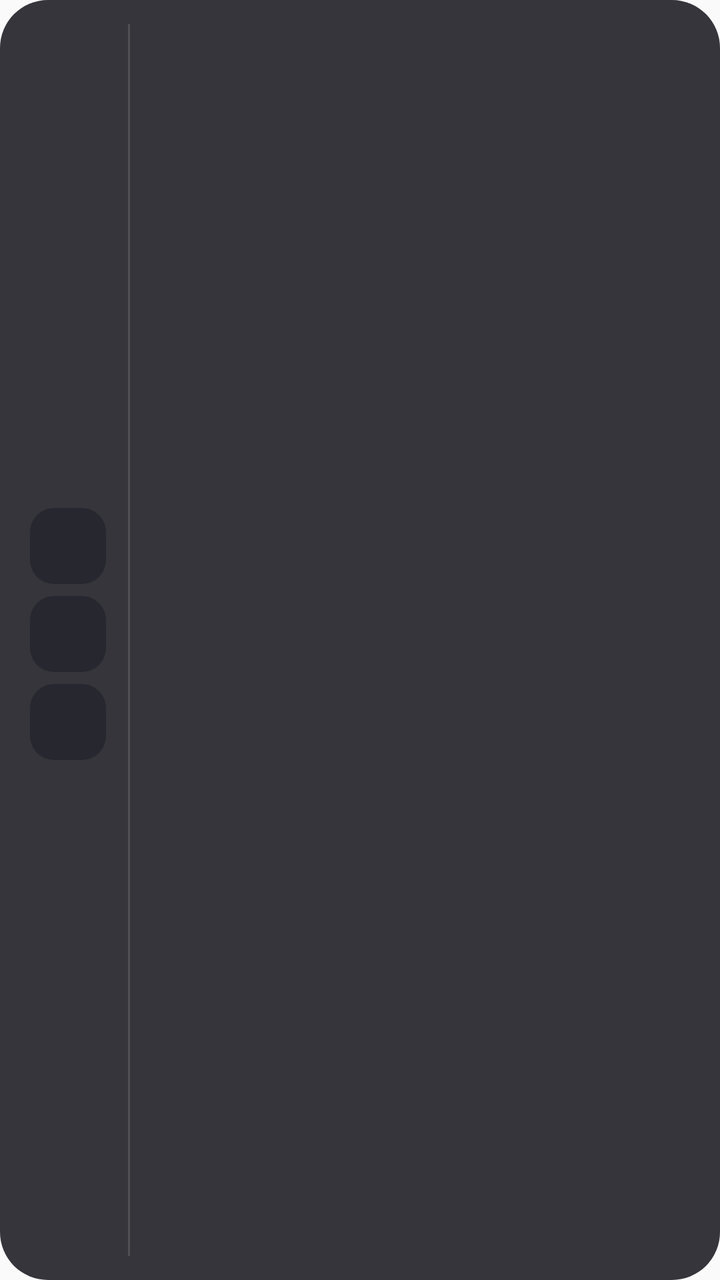
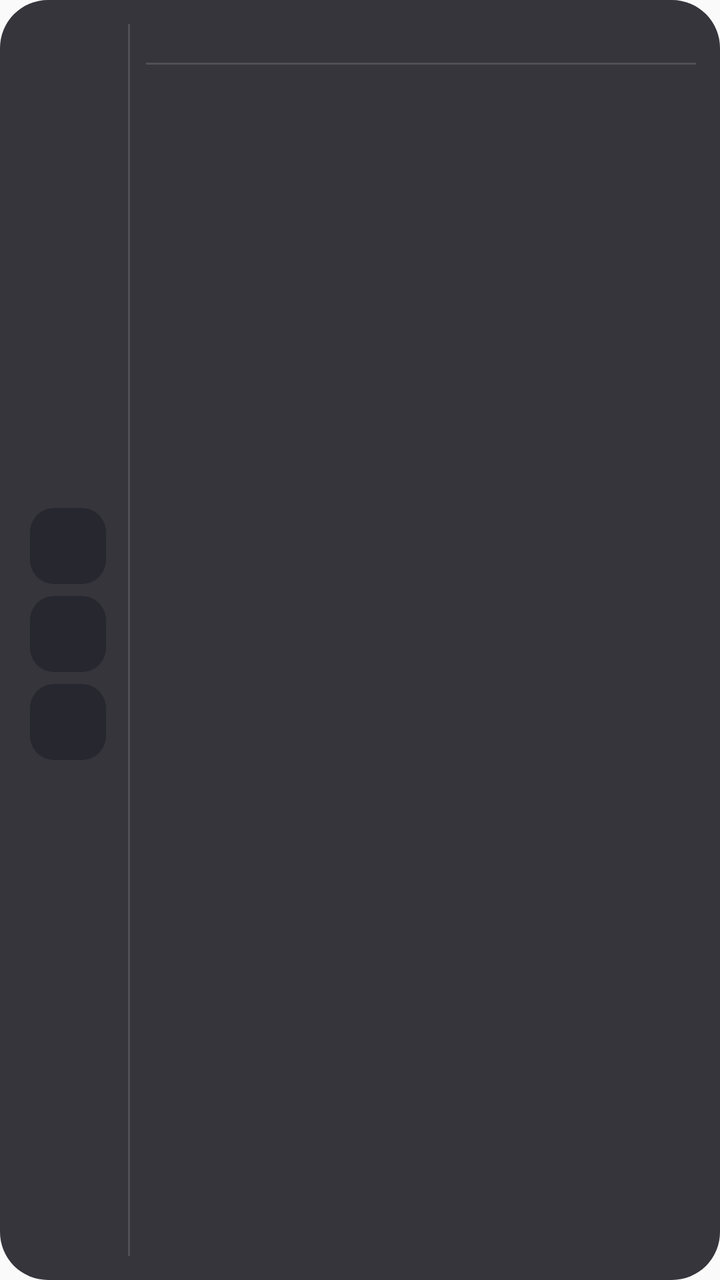

Two renders of the same Android screen: before a commit and after it. Below are the layout's source before the change and the commit's diff.
<!-- AndroidManifest.xml: application theme android:Theme.Material.Light.NoActionBar -->
<!-- res/layout/widget_category_dock_left.xml -->
<?xml version="1.0" encoding="utf-8"?>
<LinearLayout xmlns:android="http://schemas.android.com/apk/res/android"
    android:layout_width="match_parent"
    android:layout_height="match_parent"
    android:background="@drawable/widget_background"
    android:orientation="horizontal"
    android:padding="12dp">

    
    <LinearLayout
        android:layout_width="44dp"
        android:layout_height="match_parent"
        android:gravity="center"
        android:orientation="vertical">

        
        <FrameLayout
            android:id="@+id/cat_container_0"
            android:layout_width="38dp"
            android:layout_height="38dp"
            android:layout_marginBottom="6dp">

            <ImageView
                android:id="@+id/cat_bg_0"
                android:layout_width="match_parent"
                android:layout_height="match_parent"
                android:src="@drawable/pill_inactive" />

            <TextView
                android:id="@+id/cat_text_0"
                android:layout_width="match_parent"
                android:layout_height="match_parent"
                android:gravity="center"
                android:textColor="#FFFFFF"
                android:textSize="11sp"
                android:textStyle="bold" />
        </FrameLayout>

        
        <FrameLayout
            android:id="@+id/cat_container_1"
            android:layout_width="38dp"
            android:layout_height="38dp"
            android:layout_marginBottom="6dp">

            <ImageView
                android:id="@+id/cat_bg_1"
                android:layout_width="match_parent"
                android:layout_height="match_parent"
                android:src="@drawable/pill_inactive" />

            <TextView
                android:id="@+id/cat_text_1"
                android:layout_width="match_parent"
                android:layout_height="match_parent"
                android:gravity="center"
                android:textColor="#FFFFFF"
                android:textSize="11sp"
                android:textStyle="bold" />
        </FrameLayout>

        
        <FrameLayout
            android:id="@+id/cat_container_2"
            android:layout_width="38dp"
            android:layout_height="38dp"
            android:layout_marginBottom="6dp">

            <ImageView
                android:id="@+id/cat_bg_2"
                android:layout_width="match_parent"
                android:layout_height="match_parent"
                android:src="@drawable/pill_inactive" />

            <TextView
                android:id="@+id/cat_text_2"
                android:layout_width="match_parent"
                android:layout_height="match_parent"
                android:gravity="center"
                android:textColor="#FFFFFF"
                android:textSize="11sp"
                android:textStyle="bold" />
        </FrameLayout>

        
        <FrameLayout
            android:id="@+id/cat_container_3"
            android:layout_width="38dp"
            android:layout_height="38dp"
            android:visibility="gone">

            <ImageView
                android:id="@+id/cat_bg_3"
                android:layout_width="match_parent"
                android:layout_height="match_parent"
                android:src="@drawable/pill_inactive" />

            <TextView
                android:id="@+id/cat_text_3"
                android:layout_width="match_parent"
                android:layout_height="match_parent"
                android:gravity="center"
                android:textColor="#FFFFFF"
                android:textSize="11sp"
                android:textStyle="bold" />
        </FrameLayout>
    </LinearLayout>

    
    <ImageView
        android:layout_width="1dp"
        android:layout_height="match_parent"
        android:layout_marginStart="8dp"
        android:layout_marginEnd="8dp"
        android:background="#22FFFFFF" />

    
    <LinearLayout
        android:layout_width="0dp"
        android:layout_height="match_parent"
        android:layout_weight="1"
        android:orientation="vertical">

        
        <LinearLayout
            android:layout_width="match_parent"
            android:layout_height="0dp"
            android:layout_weight="1"
            android:gravity="center_vertical"
            android:orientation="horizontal">

            <ImageView
                android:id="@+id/app_icon_0"
                android:layout_width="0dp"
                android:layout_height="match_parent"
                android:layout_weight="1"
                android:padding="6dp"
                android:scaleType="fitCenter" />

            <ImageView
                android:id="@+id/app_icon_1"
                android:layout_width="0dp"
                android:layout_height="match_parent"
                android:layout_weight="1"
                android:padding="6dp"
                android:scaleType="fitCenter" />

            <ImageView
                android:id="@+id/app_icon_2"
                android:layout_width="0dp"
                android:layout_height="match_parent"
                android:layout_weight="1"
                android:padding="6dp"
                android:scaleType="fitCenter" />

            <ImageView
                android:id="@+id/app_icon_3"
                android:layout_width="0dp"
                android:layout_height="match_parent"
                android:layout_weight="1"
                android:padding="6dp"
                android:scaleType="fitCenter" />
        </LinearLayout>

        
        <LinearLayout
            android:layout_width="match_parent"
            android:layout_height="0dp"
            android:layout_weight="1"
            android:gravity="center_vertical"
            android:orientation="horizontal">

            <ImageView
                android:id="@+id/app_icon_4"
                android:layout_width="0dp"
                android:layout_height="match_parent"
                android:layout_weight="1"
                android:padding="6dp"
                android:scaleType="fitCenter" />

            <ImageView
                android:id="@+id/app_icon_5"
                android:layout_width="0dp"
                android:layout_height="match_parent"
                android:layout_weight="1"
                android:padding="6dp"
                android:scaleType="fitCenter" />

            <ImageView
                android:id="@+id/app_icon_6"
                android:layout_width="0dp"
                android:layout_height="match_parent"
                android:layout_weight="1"
                android:padding="6dp"
                android:scaleType="fitCenter" />

            <ImageView
                android:id="@+id/app_icon_7"
                android:layout_width="0dp"
                android:layout_height="match_parent"
                android:layout_weight="1"
                android:padding="6dp"
                android:scaleType="fitCenter" />
        </LinearLayout>
    </LinearLayout>
</LinearLayout>
<!-- resources referenced by this layout -->
<resources>
  <!-- drawable pill_inactive (drawable) -->
  <?xml version="1.0" encoding="utf-8"?>
  <shape xmlns:android="http://schemas.android.com/apk/res/android"
      android:shape="rectangle">
      <solid android:color="#FF272730" />
      <corners android:radius="12dp" />
  </shape>
  <!-- drawable widget_background (drawable) -->
  <?xml version="1.0" encoding="utf-8"?>
  <shape xmlns:android="http://schemas.android.com/apk/res/android"
      android:shape="rectangle">
      <solid android:color="#DD18181F" />
      <corners android:radius="24dp" />
  </shape>
</resources>

<!-- the commit's change to res/layout/widget_category_dock_left.xml (unified diff, before → after) -->
@@ -13,7 +13,6 @@
         android:gravity="center"
         android:orientation="vertical">
 
-        
         <FrameLayout
             android:id="@+id/cat_container_0"
             android:layout_width="38dp"
@@ -32,11 +31,10 @@
                 android:layout_height="match_parent"
                 android:gravity="center"
                 android:textColor="#FFFFFF"
-                android:textSize="11sp"
-                android:textStyle="bold" />
-        </FrameLayout>
-
-        
+                android:textSize="13sp"
+                android:textStyle="bold" />
+        </FrameLayout>
+
         <FrameLayout
             android:id="@+id/cat_container_1"
             android:layout_width="38dp"
@@ -55,11 +53,10 @@
                 android:layout_height="match_parent"
                 android:gravity="center"
                 android:textColor="#FFFFFF"
-                android:textSize="11sp"
-                android:textStyle="bold" />
-        </FrameLayout>
-
-        
+                android:textSize="13sp"
+                android:textStyle="bold" />
+        </FrameLayout>
+
         <FrameLayout
             android:id="@+id/cat_container_2"
             android:layout_width="38dp"
@@ -78,11 +75,10 @@
                 android:layout_height="match_parent"
                 android:gravity="center"
                 android:textColor="#FFFFFF"
-                android:textSize="11sp"
-                android:textStyle="bold" />
-        </FrameLayout>
-
-        
+                android:textSize="13sp"
+                android:textStyle="bold" />
+        </FrameLayout>
+
         <FrameLayout
             android:id="@+id/cat_container_3"
             android:layout_width="38dp"
@@ -101,7 +97,7 @@
                 android:layout_height="match_parent"
                 android:gravity="center"
                 android:textColor="#FFFFFF"
-                android:textSize="11sp"
+                android:textSize="13sp"
                 android:textStyle="bold" />
         </FrameLayout>
     </LinearLayout>
@@ -122,6 +118,28 @@
         android:orientation="vertical">
 
         
+        <TextView
+            android:id="@+id/widget_category_title"
+            android:layout_width="match_parent"
+            android:layout_height="wrap_content"
+            android:ellipsize="end"
+            android:maxLines="1"
+            android:paddingStart="4dp"
+            android:paddingEnd="4dp"
+            android:paddingBottom="3dp"
+            android:textColor="#E2E8F0"
+            android:textSize="12sp"
+            android:textStyle="bold" />
+
+        
+        <ImageView
+            android:id="@+id/category_title_divider"
+            android:layout_width="match_parent"
+            android:layout_height="1dp"
+            android:layout_marginBottom="4dp"
+            android:background="#22FFFFFF" />
+
+        
         <LinearLayout
             android:layout_width="match_parent"
             android:layout_height="0dp"
